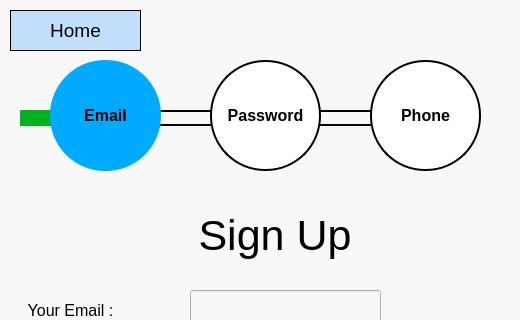
Qt form UI_Files/Email Sign Up.ui (StegoMailo/Desktop-App) before a commit; both pictures show x 0 to 520 and y 0 to 320 of the 520 by 630 pixel window.
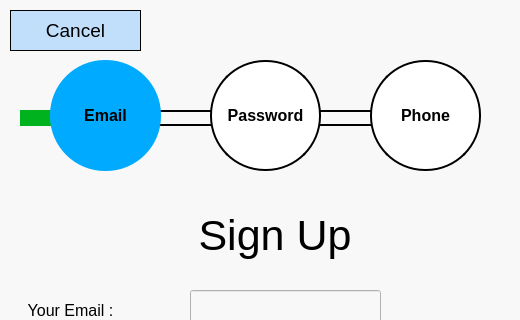
The same form after that commit.

What changed in the file:
```diff
--- a/UI_Files/Email Sign Up.ui
+++ b/UI_Files/Email Sign Up.ui
@@ -87,7 +87,7 @@
 background-color: rgb(138, 198, 253,0.5);</string>
    </property>
    <property name="text">
-    <string>Home</string>
+    <string>Cancel</string>
    </property>
   </widget>
   <widget class="QLabel" name="Entry">
```
